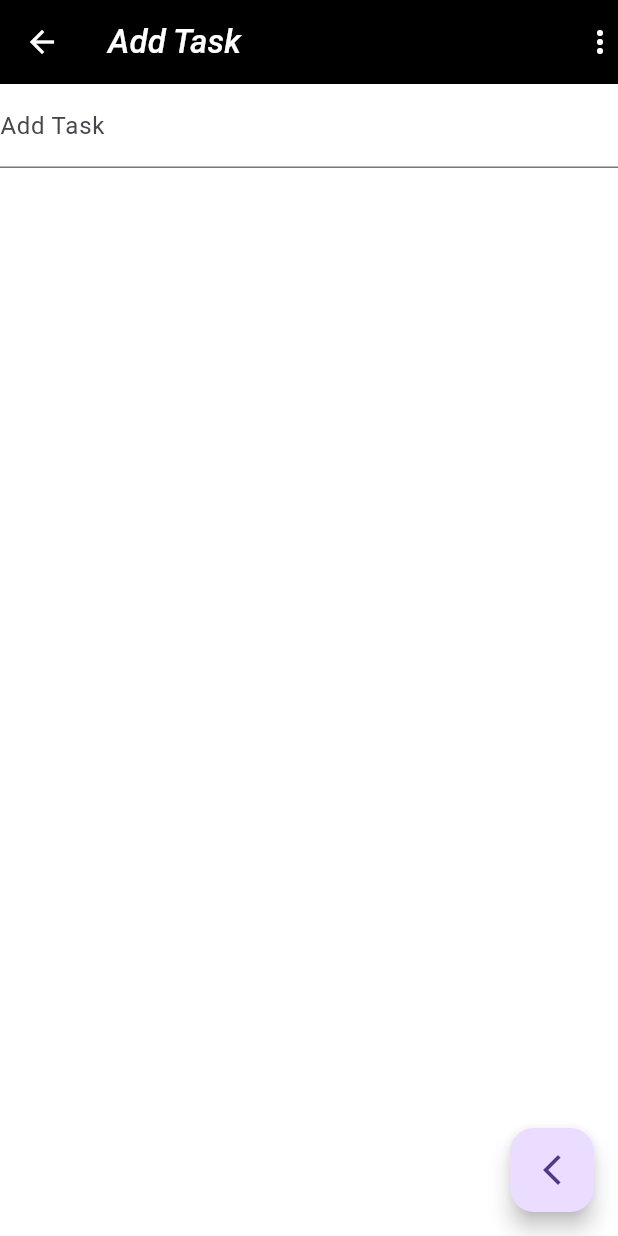
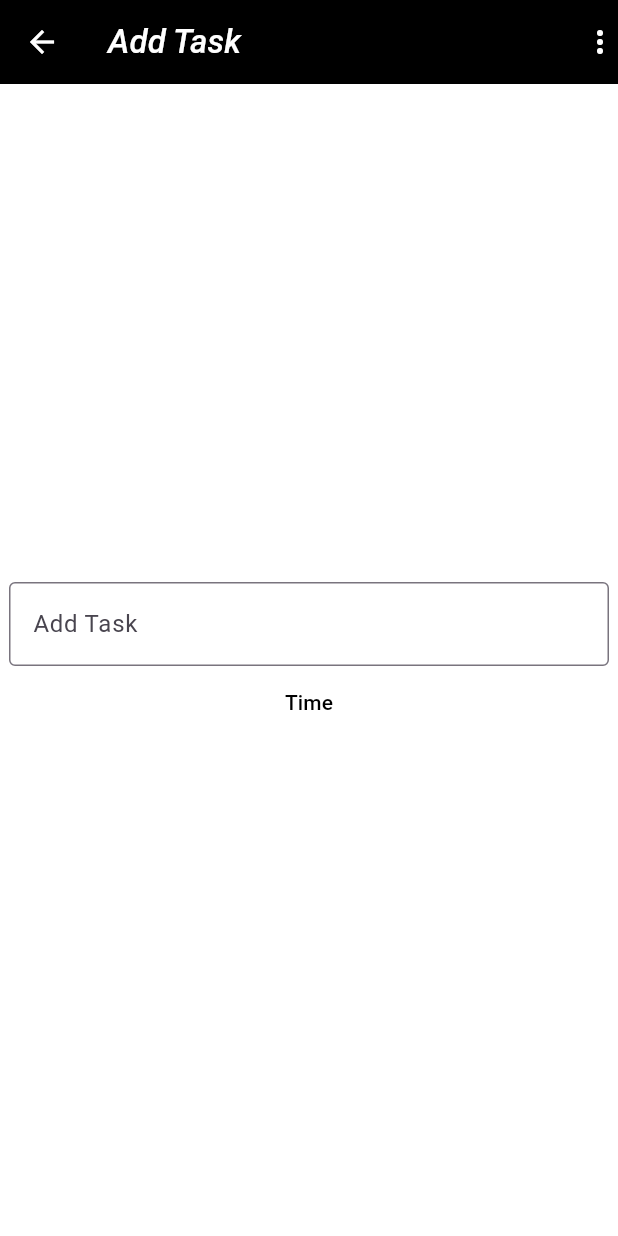
Before and after one commit to aswinsasky/AudibleAlerts, a Flutter app: the screen it shows after launch, after a tap on the "add" icon, on a phone screen of 412 x 824 dp. Run offline on Flutter 3.47's test engine with Material 3 defaults, Android fonts, the phone set to English and light mode, and no system bars.

Commit message:
Add InputField Method

```diff
--- /dev/null
+++ b/AudibleAlerts/audiblealerts/lib/addtask_page.dart
@@ -0,0 +1,15 @@
+import 'package:audiblealerts/input_fields.dart';
+import 'package:flutter/material.dart';
+import "package:audiblealerts/appbar_style.dart";
+
+class AddTaskPage extends StatelessWidget {
+  const AddTaskPage({super.key});
+  @override
+  Widget build(BuildContext context) {
+    return const Scaffold(
+      appBar: AppBarStyles("Add Task"),
+      backgroundColor: Colors.white,
+      body: InputField(),
+    );
+  }
+}
--- /dev/null
+++ b/AudibleAlerts/audiblealerts/lib/input_fields.dart
@@ -0,0 +1,48 @@
+import 'package:flutter/cupertino.dart';
+import 'package:flutter/material.dart';
+import 'package:flutter/widgets.dart';
+
+class InputField extends StatefulWidget {
+  const InputField({super.key});
+  @override
+  State<InputField> createState() {
+    return _InputFieldState();
+  }
+}
+
+class _InputFieldState extends State<InputField> {
+  @override
+  Widget build(BuildContext context) {
+    return Center(
+      child: Column(
+        mainAxisSize: MainAxisSize.min,
+        children: [
+          const SizedBox(
+            width: 400,
+            child: TextField(
+              decoration: InputDecoration(
+                border: OutlineInputBorder(),
+                labelText: "Add Task",
+              ),
+            ),
+          ),
+          SizedBox(
+            width: double.infinity,
+            child: TextButton(
+              onPressed: () {
+                showDatePicker(
+                    context: context,
+                    firstDate: DateTime.now(),
+                    lastDate: DateTime(2100));
+              },
+              child: const Text(
+                "Time",
+                style: TextStyle(color: Colors.black),
+              ),
+            ),
+          )
+        ],
+      ),
+    );
+  }
+}
--- a/AudibleAlerts/audiblealerts/lib/main.dart
+++ b/AudibleAlerts/audiblealerts/lib/main.dart
@@ -1,4 +1,4 @@
-import "package:audiblealerts/settings_page.dart";
+import "package:audiblealerts/addtask_page.dart";
 import "package:flutter/cupertino.dart";
 import "package:flutter/material.dart";
 import "package:audiblealerts/appbar_style.dart";
@@ -30,7 +30,7 @@ class MyHomePage extends StatelessWidget {
           Navigator.push(
               context,
               MaterialPageRoute<void>(
-                builder: (context) => const SettingsPage(),
+                builder: (context) => const AddTaskPage(),
               ));
         },
       ),
```
Also changed, not shown: 1 other file.
